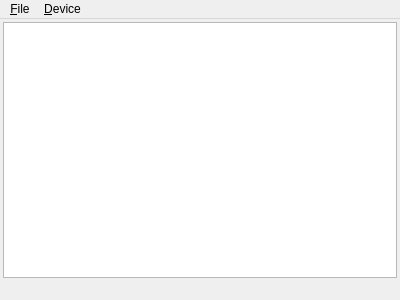
Old version of the form qnut/connman.ui in the repository dosnut/nut.
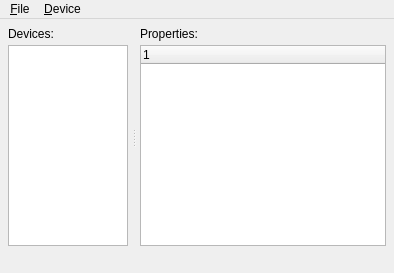
New version of the form.

The edit to the form file:
```diff
--- a/qnut/connman.ui
+++ b/qnut/connman.ui
@@ -6,8 +6,8 @@
    <rect>
     <x>0</x>
     <y>0</y>
-    <width>400</width>
-    <height>300</height>
+    <width>394</width>
+    <height>273</height>
    </rect>
   </property>
   <property name="windowTitle" >
@@ -15,14 +15,95 @@
   </property>
   <widget class="QWidget" name="centralwidget" >
    <layout class="QGridLayout" >
-    <property name="margin" >
-     <number>3</number>
+    <property name="leftMargin" >
+     <number>4</number>
     </property>
-    <property name="spacing" >
+    <property name="topMargin" >
+     <number>4</number>
+    </property>
+    <property name="rightMargin" >
+     <number>4</number>
+    </property>
+    <property name="bottomMargin" >
+     <number>4</number>
+    </property>
+    <property name="horizontalSpacing" >
+     <number>4</number>
+    </property>
+    <property name="verticalSpacing" >
      <number>4</number>
     </property>
     <item row="0" column="0" >
-     <widget class="QListWidget" name="listDevices" />
+     <widget class="QSplitter" name="splitter" >
+      <property name="orientation" >
+       <enum>Qt::Horizontal</enum>
+      </property>
+      <property name="childrenCollapsible" >
+       <bool>false</bool>
+      </property>
+      <widget class="QWidget" name="verticalLayout" >
+       <layout class="QVBoxLayout" >
+        <item>
+         <widget class="QLabel" name="devicesLabel" >
+          <property name="text" >
+           <string>Devices:</string>
+          </property>
+          <property name="textFormat" >
+           <enum>Qt::AutoText</enum>
+          </property>
+          <property name="buddy" >
+           <cstring>devicesWidget</cstring>
+          </property>
+         </widget>
+        </item>
+        <item>
+         <widget class="QListWidget" name="devicesWidget" >
+          <property name="sizePolicy" >
+           <sizepolicy vsizetype="Expanding" hsizetype="Ignored" >
+            <horstretch>0</horstretch>
+            <verstretch>0</verstretch>
+           </sizepolicy>
+          </property>
+          <property name="minimumSize" >
+           <size>
+            <width>120</width>
+            <height>0</height>
+           </size>
+          </property>
+         </widget>
+        </item>
+       </layout>
+      </widget>
+      <widget class="QWidget" name="" >
+       <layout class="QVBoxLayout" >
+        <item>
+         <widget class="QLabel" name="propertiesLabel" >
+          <property name="text" >
+           <string>Properties:</string>
+          </property>
+          <property name="buddy" >
+           <cstring>propertiesWidget</cstring>
+          </property>
+         </widget>
+        </item>
+        <item>
+         <widget class="QTreeWidget" name="propertiesWidget" >
+          <property name="minimumSize" >
+           <size>
+            <width>120</width>
+            <height>0</height>
+           </size>
+          </property>
+          <column>
+           <property name="text" >
+            <string>1</string>
+           </property>
+          </column>
+         </widget>
+        </item>
+       </layout>
+      </widget>
+     </widget>
     </item>
    </layout>
   </widget>
@@ -31,8 +112,8 @@
     <rect>
      <x>0</x>
      <y>0</y>
-     <width>400</width>
-     <height>29</height>
+     <width>394</width>
+     <height>25</height>
     </rect>
    </property>
    <widget class="QMenu" name="menuDevice" >
```
Left out of the diff: 4 changed lines with no effect on the pictures.
